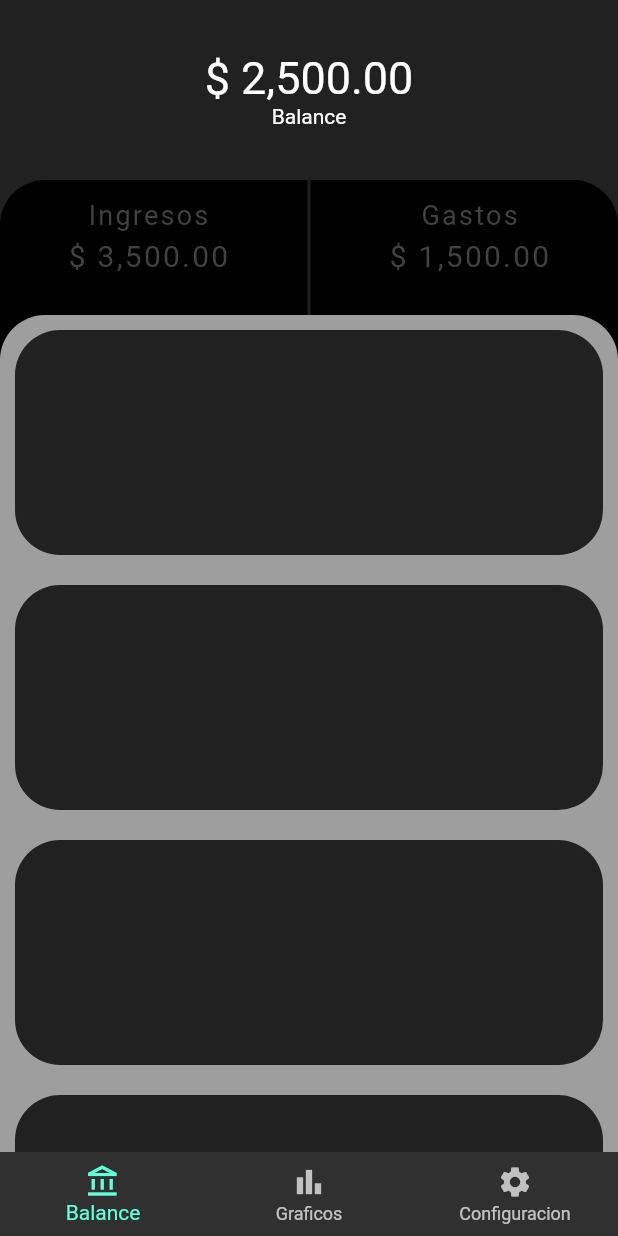
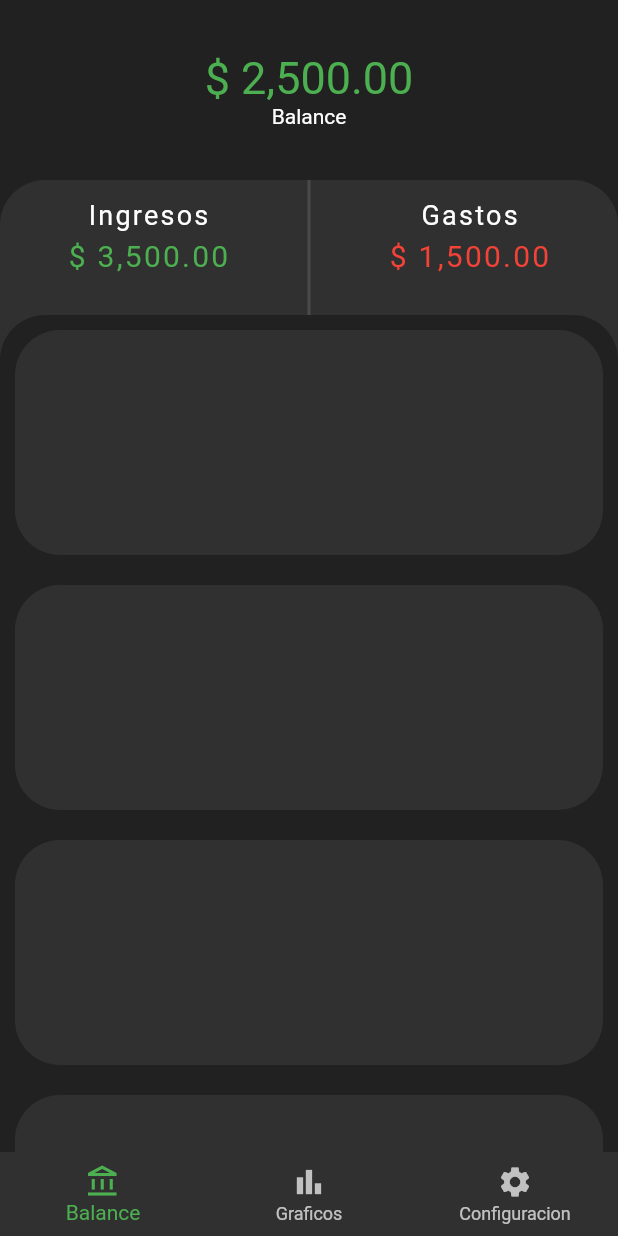
Before and after one commit to EdgarMG0410/exp_app, a Flutter app: the screen it shows after launch, on a phone screen of 412 x 824 dp. Run offline on Flutter 3.47's test engine with Material 2 defaults, Android fonts, the phone set to English and light mode, and no system bars.

```diff
--- a/lib/main.dart
+++ b/lib/main.dart
@@ -1,8 +1,16 @@
 import 'package:exp_app/pages/home_page.dart';
+import 'package:exp_app/providers/ui_provider.dart';
 import 'package:flutter/material.dart';
+import 'package:provider/provider.dart';
 
 void main() {
-  runApp(const MyApp());
+  runApp(MultiProvider(
+    providers: [
+      ChangeNotifierProvider(create: (_) => UIProvider())
+    ],
+    child:
+    const MyApp(),
+  ));
 }
 
 class MyApp extends StatelessWidget {
@@ -16,7 +24,11 @@ class MyApp extends StatelessWidget {
         appBarTheme: AppBarTheme(
           backgroundColor: Colors.grey[900]
         ),
-        scaffoldBackgroundColor: Colors.grey[900]
+        bottomNavigationBarTheme: const BottomNavigationBarThemeData(
+          selectedItemColor: Colors.green
+        ),
+        scaffoldBackgroundColor: Colors.grey[900],
+        primaryColorDark: Colors.grey[850],
       ),
       initialRoute: 'home',
       routes: {
--- a/lib/pages/balance_page.dart
+++ b/lib/pages/balance_page.dart
@@ -52,7 +52,9 @@ class _BalancePageState extends State<BalancePage> {
               children: [
                 Text(
                   '\$ 2,500.00',
-                  style: TextStyle(fontSize: 30.0),
+                  style: TextStyle(
+                    fontSize: 30.0,
+                    color: Colors.green),
                   ),
                 Text(
                   'Balance',
--- a/lib/pages/home_page.dart
+++ b/lib/pages/home_page.dart
@@ -1,6 +1,8 @@
 import 'package:exp_app/pages/balance_page.dart';
 import 'package:exp_app/pages/charts_page.dart';
 import 'package:flutter/material.dart';
+import 'package:provider/provider.dart';
+import '../providers/ui_provider.dart';
 import '../widgets/home_wt/custom_nav_bar.dart';
 
 class HomePage extends StatelessWidget {
@@ -17,10 +19,10 @@ const HomePage({ Key? key }) : super(key: key);
 
 class _HomePage extends StatelessWidget {
   const _HomePage({ Key? key }) : super(key: key);
-
   @override
   Widget build(BuildContext context) {
-    const currentIndex = 0;
+    final uiProvider = Provider.of<UIProvider>(context);
+    final currentIndex = uiProvider.bnbIndex;
     switch(currentIndex){
       case 0:
         return const BalancePage();
--- /dev/null
+++ b/lib/providers/ui_provider.dart
@@ -0,0 +1,10 @@
+import 'package:flutter/material.dart';
+
+class UIProvider extends ChangeNotifier{
+  int _bnbIndex = 0;
+  int get bnbIndex => _bnbIndex;
+  set bnbIndex( int i){
+    _bnbIndex = i;
+    notifyListeners();
+  }
+}
--- a/lib/widgets/balance_wt/back_sheet.dart
+++ b/lib/widgets/balance_wt/back_sheet.dart
@@ -7,17 +7,16 @@ const BackSheet({ Key? key }) : super(key: key);
   @override
   Widget build(BuildContext context){
     // ignore: no_leading_underscores_for_local_identifiers
-    _headers(String name, String amount){
+    _headers(String name, String amount, Color color){
       return Column(
         children: [
           Padding(
             padding: const EdgeInsets.only(top: 13.0, bottom: 5.0),
             child: Text(
               name,
-              style: TextStyle(
+              style: const TextStyle(
                 fontSize: 18.0,
-                letterSpacing: 1.5,
-                color: Theme.of(context).cardColor
+                letterSpacing: 1.5
               )
             )
           ),
@@ -26,7 +25,7 @@ const BackSheet({ Key? key }) : super(key: key);
             style: TextStyle(
               fontSize: 20.0,
               letterSpacing: 1.5,
-              color: Theme.of(context).cardColor
+              color: color
             ),
             )
         ],
@@ -38,11 +37,11 @@ const BackSheet({ Key? key }) : super(key: key);
       child: Row(
         mainAxisAlignment: MainAxisAlignment.spaceEvenly,
         children: [
-          _headers('Ingresos', '\$ 3,500.00'),
+          _headers('Ingresos', '\$ 3,500.00', Colors.green),
           const VerticalDivider(
             thickness: 2.0,
           ),
-          _headers('Gastos', '\$ 1,500.00')
+          _headers('Gastos', '\$ 1,500.00', Colors.red)
         ],
       ),
     );
--- a/lib/widgets/balance_wt/front_sheet.dart
+++ b/lib/widgets/balance_wt/front_sheet.dart
@@ -14,14 +14,14 @@ const FrontSheet({ Key? key }) : super(key: key);
         height: 150.0,
         decoration: BoxDecoration(
           borderRadius: BorderRadius.circular(30.0),
-          color: Colors.grey[900]
+          color: Theme.of(context).primaryColorDark
           ),
         )
       )
     );
 
     return Container(
-      decoration: Constants.sheetBoxDecoration(Theme.of(context).primaryColorLight),
+      decoration: Constants.sheetBoxDecoration(Theme.of(context).scaffoldBackgroundColor),
       child: ListView(
         shrinkWrap: true,
         physics: const NeverScrollableScrollPhysics(),
--- a/lib/widgets/home_wt/custom_nav_bar.dart
+++ b/lib/widgets/home_wt/custom_nav_bar.dart
@@ -1,11 +1,16 @@
+import 'package:exp_app/providers/ui_provider.dart';
 import 'package:flutter/material.dart';
+import 'package:provider/provider.dart';
 
 class CustomNavBar extends StatelessWidget {
 const CustomNavBar({ Key? key }) : super(key: key);
 
   @override
   Widget build(BuildContext context){
+    final uiProvider = Provider.of<UIProvider>(context);
     return BottomNavigationBar(
+      currentIndex: uiProvider.bnbIndex,
+      onTap: (int i) => uiProvider.bnbIndex = i,
       elevation: 0.0,
       items:
       const[
```
Also changed, not shown: pubspec.yaml (+1 -40 lines), pubspec.lock.
